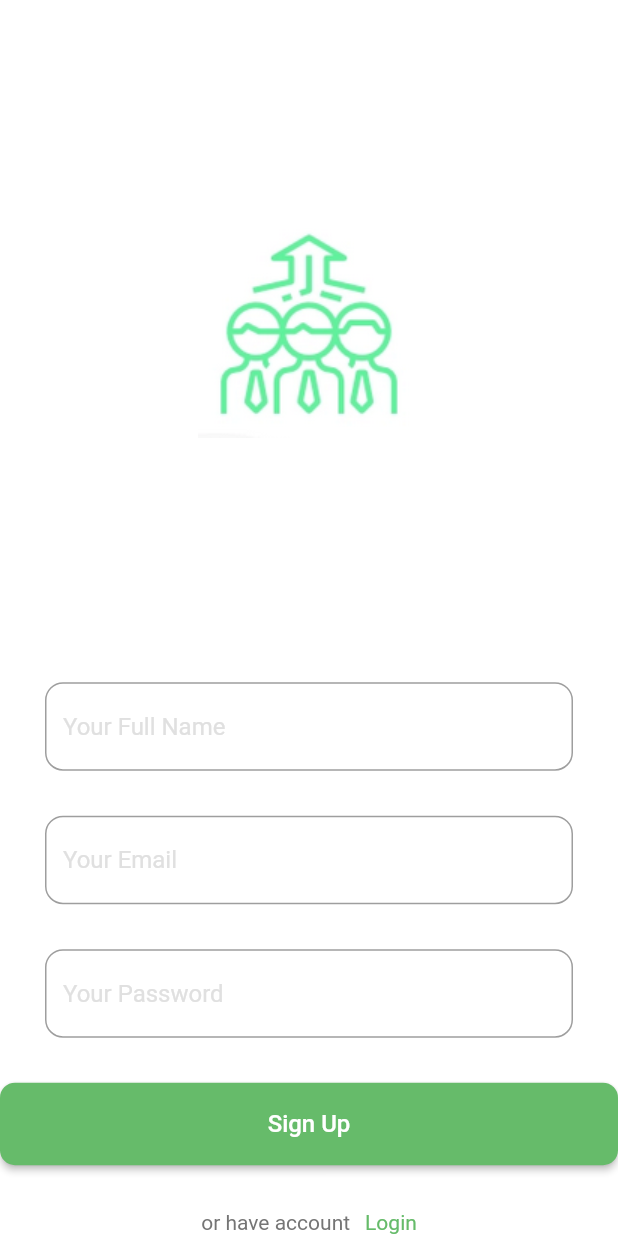
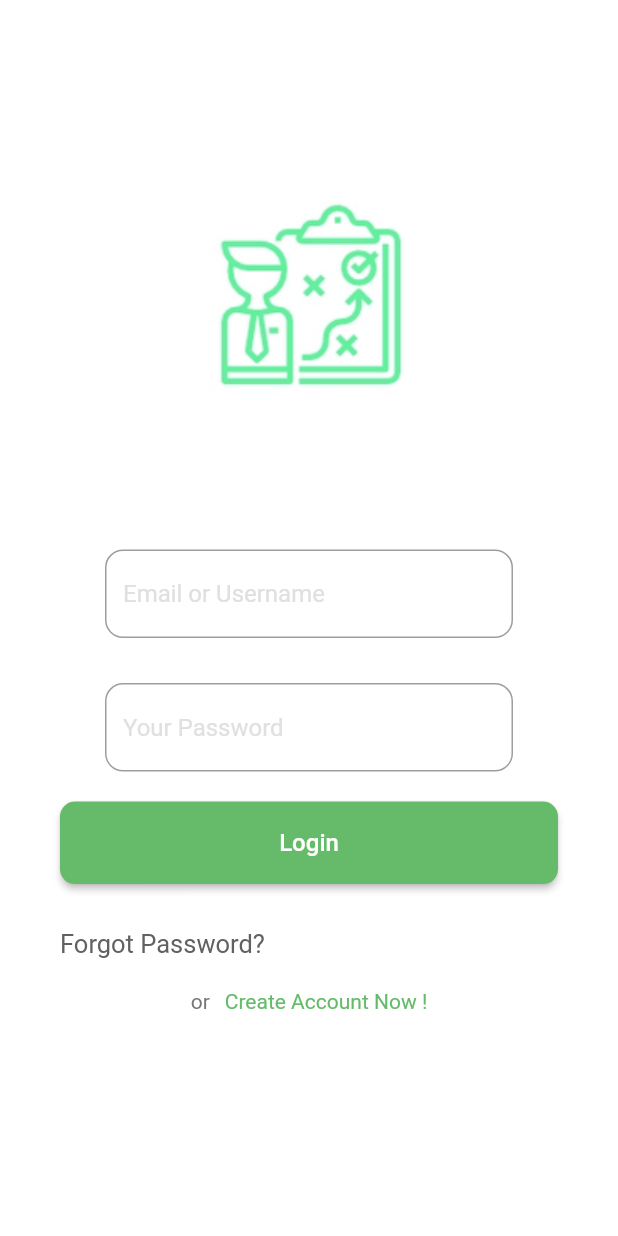
Before and after one commit to hakamibrahim/Login-Register-Page, a Flutter app: the screen it shows after launch, on a phone screen of 412 x 824 dp. Run offline on Flutter 3.47's test engine with Material 2 defaults, Android fonts, the phone set to English and light mode, and no system bars.

Commit message:
fix overlap layout

```diff
--- a/lib/components.dart
+++ b/lib/components.dart
@@ -1,5 +1,5 @@
 import 'package:flutter/material.dart';
 
-EdgeInsets buildEdgeInsetsLogo() => EdgeInsets.fromLTRB(0, 10, 0, 30);
-EdgeInsets buildEdgeInsetsTextField() => EdgeInsets.fromLTRB(30, 0, 30, 30);
+EdgeInsets buildEdgeInsetsLogo() => EdgeInsets.fromLTRB(0, 8, 0, 10);
+EdgeInsets buildEdgeInsetsTextField() => EdgeInsets.fromLTRB(30, 10, 30, 20);
 EdgeInsets buildEdgeInsetsText() => EdgeInsets.fromLTRB(0, 30, 0, 20);
--- a/lib/login_page.dart
+++ b/lib/login_page.dart
@@ -1,22 +1,32 @@
 import 'package:flutter/material.dart';
+import 'package:login_register/forgot_password.dart';
+import 'package:login_register/register_page.dart';
 import 'components.dart';
 
-class LoginPage extends StatelessWidget {
+class LoginPage extends StatefulWidget {
+  @override
+  _LoginPageState createState() => _LoginPageState();
+}
+
+class _LoginPageState extends State<LoginPage> {
+  TextEditingController userNameController = TextEditingController();
+
   @override
   Widget build(BuildContext context) {
     return Scaffold(
       backgroundColor: Colors.white,
-      body: Center(
-        child: Column(
-          mainAxisAlignment: MainAxisAlignment.center,
+      body: Container(
+        margin: buildEdgeInsetsTextField(),
+        child: ListView(
+          padding: EdgeInsets.fromLTRB(10, 10, 10, 15),
           children: <Widget>[
             Container(
-              margin: buildEdgeInsetsLogo(),
               child: Image.asset("assets/images/login.png"),
             ),
             Container(
               margin: buildEdgeInsetsTextField(),
               child: TextField(
+                controller: userNameController,
                 decoration: InputDecoration(
                     hintText: "Email or Username",
                     hintStyle: TextStyle(color: Colors.grey[300]),
@@ -29,6 +39,7 @@ class LoginPage extends StatelessWidget {
             Container(
               margin: buildEdgeInsetsTextField(),
               child: TextField(
+                controller: userNameController,
                 decoration: InputDecoration(
                     hintText: "Your Password",
                     hintStyle: TextStyle(color: Colors.grey[300]),
@@ -56,9 +67,16 @@ class LoginPage extends StatelessWidget {
             ),
             Container(
               margin: buildEdgeInsetsText(),
-              child: Text(
-                "Forgot Password?",
-                style: TextStyle(color: Colors.grey[700], fontSize: 17),
+              child: InkWell(
+                onTap: () {
+                  Navigator.push(context, MaterialPageRoute(builder: (context) {
+                    return ForgotPassword();
+                  }));
+                },
+                child: Text(
+                  "Forgot Password?",
+                  style: TextStyle(color: Colors.grey[700], fontSize: 17),
+                ),
               ),
             ),
             Row(
@@ -71,9 +89,17 @@ class LoginPage extends StatelessWidget {
                 SizedBox(
                   width: 10,
                 ),
-                Text(
-                  "Create Account Now !",
-                  style: TextStyle(color: Colors.green[400], fontSize: 14),
+                InkWell(
+                  onTap: () {
+                    Navigator.push(context,
+                        MaterialPageRoute(builder: (context) {
+                      return RegisterPage();
+                    }));
+                  },
+                  child: Text(
+                    "Create Account Now !",
+                    style: TextStyle(color: Colors.green[400], fontSize: 14),
+                  ),
                 )
               ],
             )
--- a/lib/main.dart
+++ b/lib/main.dart
@@ -1,7 +1,5 @@
 import 'package:flutter/material.dart';
-import 'package:login_register/forgot_password.dart';
 import 'package:login_register/login_page.dart';
-import 'package:login_register/register_page.dart';
 
 void main() {
   runApp(MyApp());
@@ -11,7 +9,7 @@ class MyApp extends StatelessWidget {
   @override
   Widget build(BuildContext context) {
     return MaterialApp(
-      home: RegisterPage(),
+      home: LoginPage(),
     );
   }
 }
--- a/lib/register_page.dart
+++ b/lib/register_page.dart
@@ -1,14 +1,20 @@
 import 'package:flutter/material.dart';
 import 'package:login_register/components.dart';
+import 'package:login_register/login_page.dart';
 
-class RegisterPage extends StatelessWidget {
+class RegisterPage extends StatefulWidget {
+  @override
+  _RegisterPageState createState() => _RegisterPageState();
+}
+
+class _RegisterPageState extends State<RegisterPage> {
   @override
   Widget build(BuildContext context) {
     return MaterialApp(
       home: Scaffold(
-        resizeToAvoidBottomInset: false,
         backgroundColor: Colors.white,
-        body: SafeArea(
+        body: Container(
+          margin: buildEdgeInsetsTextField(),
           child: ListView(
             children: <Widget>[
               Container(
@@ -79,9 +85,18 @@ class RegisterPage extends StatelessWidget {
                     SizedBox(
                       width: 10,
                     ),
-                    Text(
-                      "Login",
-                      style: TextStyle(color: Colors.green[400], fontSize: 14),
+                    InkWell(
+                      onTap: () {
+                        Navigator.push(context,
+                            MaterialPageRoute(builder: (context) {
+                          return LoginPage();
+                        }));
+                      },
+                      child: Text(
+                        "Login",
+                        style:
+                            TextStyle(color: Colors.green[400], fontSize: 14),
+                      ),
                     )
                   ],
                 ),
```
